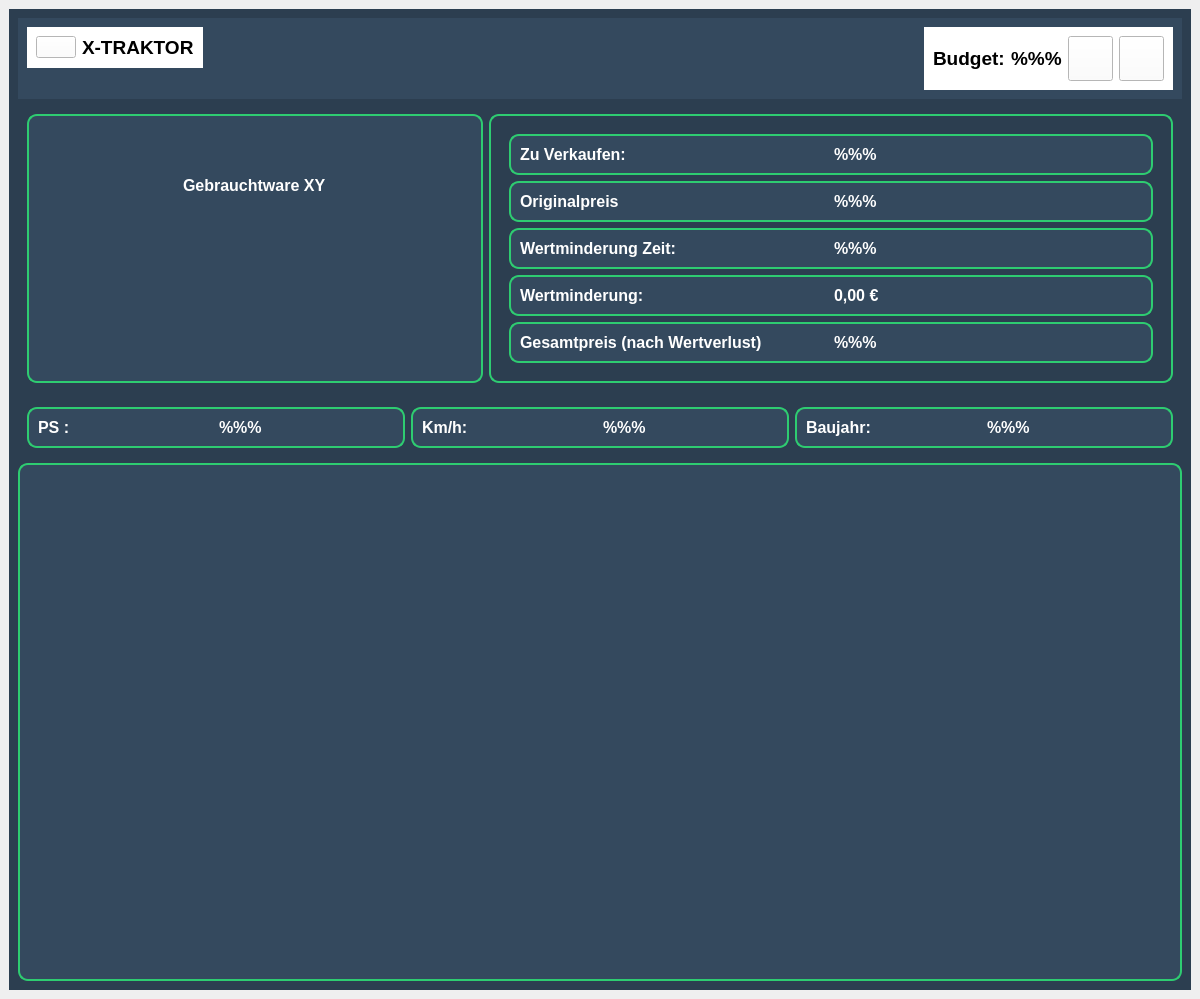
First picture: the form in frontend/GebrauchtwarenWindow.ui, repository nhatlam96/gui-xtraktor, before the edit.
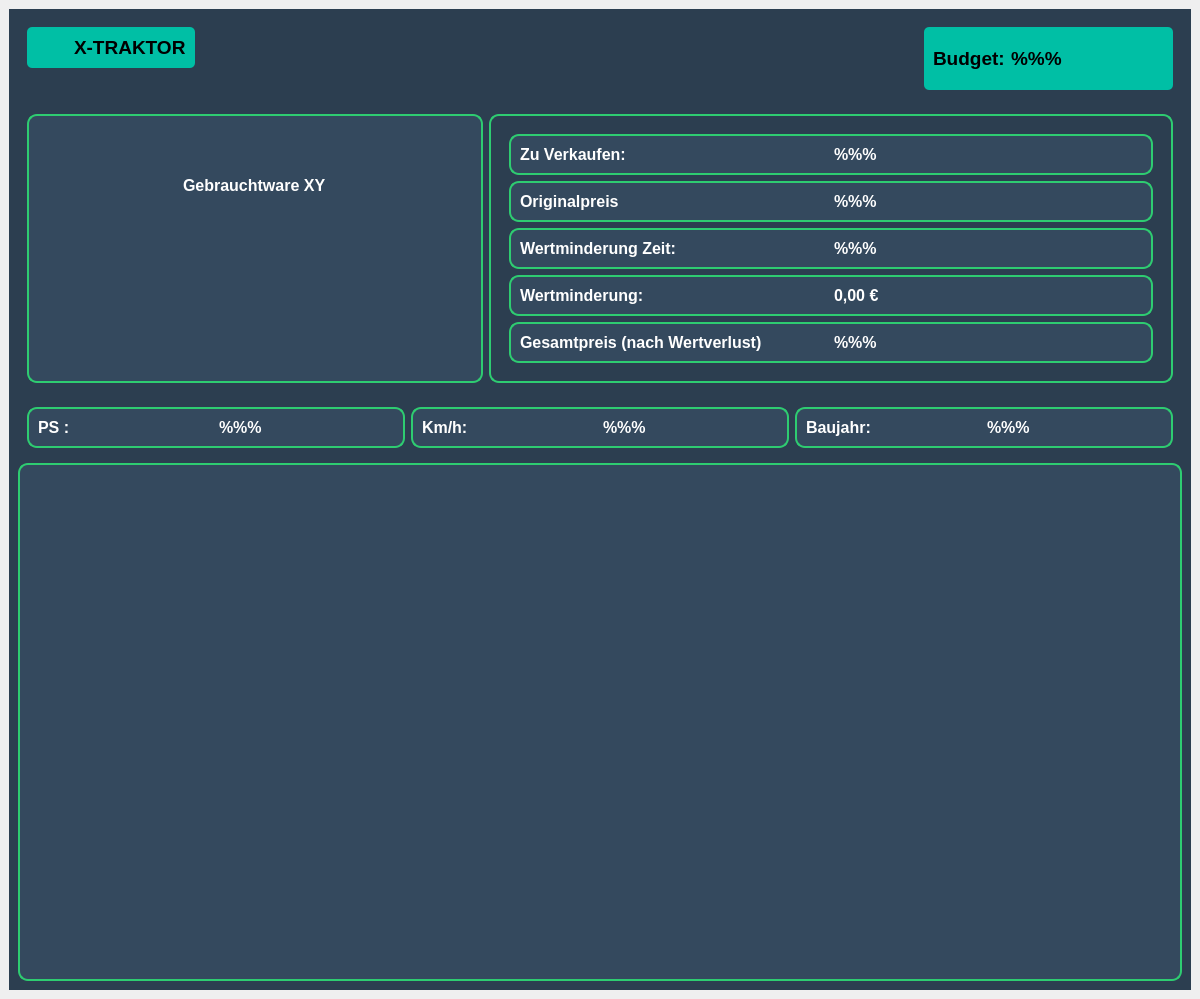
Second picture: the form after the edit. Icons and pictures are not drawn.

```diff
--- a/frontend/GebrauchtwarenWindow.ui
+++ b/frontend/GebrauchtwarenWindow.ui
@@ -33,9 +33,7 @@
        <item>
         <widget class="QFrame" name="header_frame">
          <property name="styleSheet">
-          <string notr="true">QFrame#header_frame{
-	background-color: rgb(52, 73, 94);
-}</string>
+          <string notr="true"/>
          </property>
          <property name="frameShape">
           <enum>QFrame::NoFrame</enum>
@@ -47,7 +45,9 @@
           <item alignment="Qt::AlignLeft|Qt::AlignTop">
            <widget class="QFrame" name="frame">
             <property name="styleSheet">
-             <string notr="true">background-color: white;</string>
+             <string notr="true">background-color: rgb(0, 191, 165);
+border-radius: 5px;
+</string>
             </property>
             <property name="frameShape">
              <enum>QFrame::NoFrame</enum>
@@ -107,7 +107,9 @@
              </sizepolicy>
             </property>
             <property name="styleSheet">
-             <string notr="true">background-color: white;</string>
+             <string notr="true">background-color: rgb(0, 191, 165);
+border-radius: 5px;
+</string>
             </property>
             <property name="frameShape">
              <enum>QFrame::NoFrame</enum>
```
